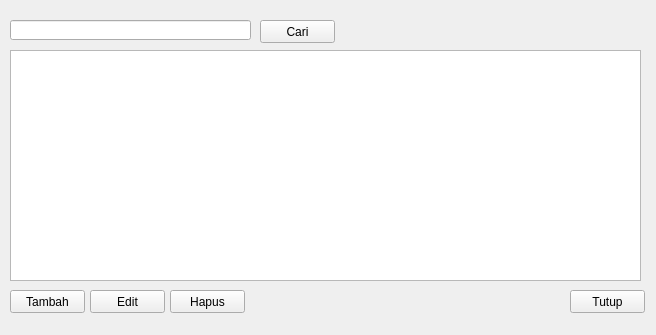
First picture: the form in ui/data_jadwal.ui, repository vinzHubg/2023-wajah, before the edit.
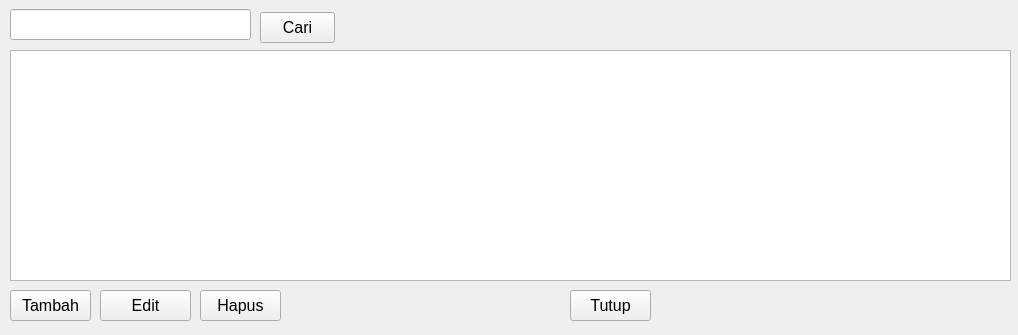
Second picture: the form after the edit.

Diff of the .ui file:
```diff
--- a/ui/data_jadwal.ui
+++ b/ui/data_jadwal.ui
@@ -6,7 +6,7 @@
    <rect>
     <x>0</x>
     <y>0</y>
-    <width>656</width>
+    <width>1018</width>
     <height>335</height>
    </rect>
   </property>
@@ -17,21 +17,31 @@
    <property name="geometry">
     <rect>
      <x>10</x>
-     <y>20</y>
+     <y>9</y>
      <width>241</width>
-     <height>20</height>
+     <height>31</height>
     </rect>
    </property>
+   <property name="font">
+    <font>
+     <pointsize>12</pointsize>
+    </font>
+   </property>
   </widget>
   <widget class="QPushButton" name="cariButton">
    <property name="geometry">
     <rect>
      <x>260</x>
-     <y>20</y>
+     <y>12</y>
      <width>75</width>
-     <height>23</height>
+     <height>31</height>
     </rect>
    </property>
+   <property name="font">
+    <font>
+     <pointsize>12</pointsize>
+    </font>
+   </property>
    <property name="text">
     <string>Cari</string>
    </property>
@@ -41,10 +51,15 @@
     <rect>
      <x>10</x>
      <y>290</y>
-     <width>75</width>
-     <height>23</height>
+     <width>81</width>
+     <height>31</height>
     </rect>
    </property>
+   <property name="font">
+    <font>
+     <pointsize>12</pointsize>
+    </font>
+   </property>
    <property name="text">
     <string>Tambah</string>
    </property>
@@ -52,12 +67,17 @@
   <widget class="QPushButton" name="ubahButton">
    <property name="geometry">
     <rect>
-     <x>90</x>
+     <x>100</x>
      <y>290</y>
-     <width>75</width>
-     <height>23</height>
+     <width>91</width>
+     <height>31</height>
     </rect>
    </property>
+   <property name="font">
+    <font>
+     <pointsize>12</pointsize>
+    </font>
+   </property>
    <property name="text">
     <string>Edit</string>
    </property>
@@ -65,12 +85,17 @@
   <widget class="QPushButton" name="hapusButton">
    <property name="geometry">
     <rect>
-     <x>170</x>
+     <x>200</x>
      <y>290</y>
-     <width>75</width>
-     <height>23</height>
+     <width>81</width>
+     <height>31</height>
     </rect>
    </property>
+   <property name="font">
+    <font>
+     <pointsize>12</pointsize>
+    </font>
+   </property>
    <property name="text">
     <string>Hapus</string>
    </property>
@@ -80,10 +105,15 @@
     <rect>
      <x>570</x>
      <y>290</y>
-     <width>75</width>
-     <height>23</height>
+     <width>81</width>
+     <height>31</height>
     </rect>
    </property>
+   <property name="font">
+    <font>
+     <pointsize>12</pointsize>
+    </font>
+   </property>
    <property name="text">
     <string>Tutup</string>
    </property>
@@ -93,10 +123,15 @@
     <rect>
      <x>10</x>
      <y>50</y>
-     <width>631</width>
+     <width>1001</width>
      <height>231</height>
     </rect>
    </property>
+   <property name="font">
+    <font>
+     <pointsize>12</pointsize>
+    </font>
+   </property>
    <property name="selectionMode">
     <enum>QAbstractItemView::SingleSelection</enum>
    </property>
```
